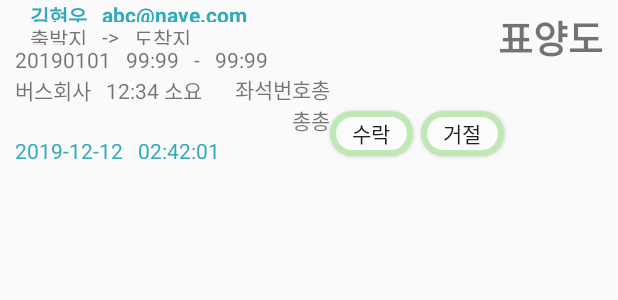
After one commit to SE13KJNBus/BusTicketingApplication, an Android app: the layout mailbox_mail_data.xml on its own in the app's theme, with its tools: preview values and no code run, on a phone screen of 412 x 824 dp. The commit adds this screen. Shown: the top 300 px of the screen. Run offline under Robolectric (Android 15) with nearby library versions, the phone set to English and light mode, and no system bars.

Commit message:
Wow~~ mailBoxgit add .!

```diff
--- a/BusTicketingAPP/app/src/main/AndroidManifest.xml
+++ b/BusTicketingAPP/app/src/main/AndroidManifest.xml
@@ -23,6 +23,7 @@
         <activity android:name=".Home.Home_Page" />
         <activity android:name=".Friend.FriendList" />
         <activity android:name=".Friend.Search_member" />
+        <activity android:name=".MailBox.MailList"/>
         <activity
             android:name=".LoginAndSignup.LoginMemberActivity"
             android:exported="true">
--- a/BusTicketingAPP/app/src/main/java/com/example/busticketingapp/Friend/Search_member.java
+++ b/BusTicketingAPP/app/src/main/java/com/example/busticketingapp/Friend/Search_member.java
@@ -29,7 +29,7 @@ public class Search_member extends AppCompatActivity {
     DatabaseReference mReference;
     String searchEmail = "";
     boolean found = false;
-    boolean already = false;
+    boolean update = true;
     Button addFriend;
 
     @Override
@@ -51,7 +51,7 @@ public class Search_member extends AppCompatActivity {
 
         long now = System.currentTimeMillis();
         Date date = new Date(now);
-        SimpleDateFormat sdfNow = new SimpleDateFormat("yyyyMMdd@HH:mm:ss");
+        SimpleDateFormat sdfNow = new SimpleDateFormat("yyyy-MM-dd@HH:mm:ss");
         String formatDate = sdfNow.format(date);
 
 
--- a/BusTicketingAPP/app/src/main/res/layout/home_page.xml
+++ b/BusTicketingAPP/app/src/main/res/layout/home_page.xml
@@ -109,7 +109,8 @@
         app:layout_constraintHorizontal_bias="0.95"
         app:layout_constraintStart_toStartOf="parent"
         app:layout_constraintTop_toTopOf="parent"
-        app:layout_constraintVertical_bias="0.023" />
+        app:layout_constraintVertical_bias="0.023"
+        android:onClick="gomailBox"/>
     <Button
         android:id="@+id/btn_friend"
         android:layout_width="86dp"
--- /dev/null
+++ b/BusTicketingAPP/app/src/main/res/layout/mailbox_mail_data.xml
@@ -0,0 +1,210 @@
+<?xml version="1.0" encoding="utf-8"?>
+    <RelativeLayout xmlns:android="http://schemas.android.com/apk/res/android"
+        android:orientation="horizontal"
+        android:layout_width="match_parent"
+        android:layout_height="110dp">
+
+        <LinearLayout
+            android:id="@+id/lay1"
+            android:layout_width="220dp"
+            android:layout_height="match_parent"
+            android:orientation="vertical">
+
+            <RelativeLayout
+                android:layout_width="match_parent"
+                android:layout_height="0dp"
+                android:layout_weight="60"
+                android:gravity="center_vertical"
+                android:paddingLeft="10dp"
+                android:textStyle="bold"
+                android:textColor="#33aabb">
+                <TextView
+                    android:id="@+id/senderName"
+                    android:layout_width="wrap_content"
+                    android:layout_height="wrap_content"
+                    android:text="김현우"
+                    android:gravity="center_vertical"
+                    android:paddingLeft="10dp"
+                    android:textStyle="bold"
+                    android:textColor="#33aabb"
+                    />
+
+                <TextView
+                    android:id="@+id/senderEmail"
+                    android:layout_width="wrap_content"
+                    android:layout_height="wrap_content"
+                    android:layout_toRightOf="@+id/senderName"
+                    android:gravity="center_vertical"
+                    android:paddingLeft="10dp"
+                    android:text="abc@nave.com"
+                    android:textColor="#33aabb"
+                    android:textStyle="bold" />
+
+            </RelativeLayout>
+
+            <RelativeLayout
+                android:layout_width="match_parent"
+                android:layout_height="0dp"
+                android:layout_weight="60"
+                android:gravity="center_vertical"
+                android:paddingLeft="10dp">
+                <TextView
+                    android:id="@+id/startPlace"
+                    android:layout_width="wrap_content"
+                    android:layout_height="wrap_content"
+                    android:text="출발지"
+                    android:layout_weight="60"
+                    android:gravity="center_vertical"
+                    android:paddingLeft="10dp"
+                    />
+                <TextView
+                    android:id="@+id/sp"
+                    android:layout_toRightOf="@+id/startPlace"
+                    android:layout_width="wrap_content"
+                    android:layout_height="wrap_content"
+                    android:text="->"
+                    android:gravity="center_vertical"
+                    android:paddingLeft="10dp"
+                    />
+                <TextView
+                    android:id="@+id/arrivePlace"
+                    android:layout_toRightOf="@+id/sp"
+                    android:layout_width="wrap_content"
+                    android:layout_height="wrap_content"
+                    android:text="도착지"
+                    android:layout_weight="60"
+                    android:gravity="center_vertical"
+                    android:paddingLeft="10dp"
+                    />
+            </RelativeLayout>
+
+            <RelativeLayout
+                android:layout_width="wrap_content"
+                android:layout_height="wrap_content"
+                android:gravity="center_vertical">
+
+                <TextView
+                    android:id="@+id/date"
+                    android:layout_width="wrap_content"
+                    android:layout_height="wrap_content"
+                    android:text="20190101"
+                    android:layout_weight="40"
+                    android:gravity="center_vertical"
+                    android:paddingLeft="10dp"
+                    />
+                <TextView
+                    android:id="@+id/startTime"
+                    android:layout_toRightOf="@+id/date"
+                    android:layout_width="wrap_content"
+                    android:layout_height="wrap_content"
+                    android:text="99:99"
+                    android:layout_weight="40"
+                    android:gravity="center_vertical"
+                    android:paddingLeft="10dp"
+                    />
+                <TextView
+                    android:id="@+id/t"
+                    android:layout_toRightOf="@+id/startTime"
+                    android:layout_width="wrap_content"
+                    android:layout_height="wrap_content"
+                    android:text="-"
+                    android:gravity="center_vertical"
+                    android:paddingLeft="10dp"
+                    />
+                <TextView
+                    android:id="@+id/endTime"
+                    android:layout_toRightOf="@+id/t"
+                    android:layout_width="wrap_content"
+                    android:layout_height="wrap_content"
+                    android:text="99:99"
+                    android:layout_weight="40"
+                    android:gravity="center_vertical"
+                    android:paddingLeft="10dp"
+                    />
+            </RelativeLayout>
+            <RelativeLayout
+                android:layout_width="wrap_content"
+                android:layout_height="wrap_content"
+                android:gravity="center_vertical">
+                <TextView
+                    android:id="@+id/company"
+                    android:layout_width="wrap_content"
+                    android:layout_height="wrap_content"
+                    android:text="버스회사"
+                    android:gravity="right"
+                    android:paddingLeft="10dp"/>
+
+                <TextView
+                    android:id="@+id/time"
+                    android:layout_toRightOf="@+id/company"
+                    android:layout_width="wrap_content"
+                    android:layout_height="wrap_content"
+                    android:text="12:34 소요"
+                    android:gravity="right"
+                    android:paddingLeft="10dp"/>
+
+                <TextView
+                    android:id="@+id/seatNum"
+                    android:layout_toRightOf="@+id/time"
+                    android:layout_width="wrap_content"
+                    android:layout_height="wrap_content"
+                    android:text="좌석번호총총총"
+                    android:gravity="right"
+                    android:paddingLeft="10dp"/>
+            </RelativeLayout>
+            <TextView
+                android:id="@+id/sendDate"
+                android:text="2019-12-12   02:42:01"
+                android:paddingLeft="10dp"
+            android:layout_width="wrap_content"
+            android:layout_height="wrap_content"
+            android:gravity="center_vertical"
+                android:textColor="#33aabb" />
+
+        </LinearLayout>
+
+    <TextView
+        android:id="@+id/message"
+        android:layout_toRightOf="@+id/lay1"
+        android:layout_width="wrap_content"
+        android:layout_height="wrap_content"
+       android:layout_alignParentRight="true"
+        android:gravity="right"
+        android:layout_marginRight="10dp"
+        android:layout_marginTop="5dp"
+        android:text="표양도"
+        android:textSize="25dp"
+        android:textStyle="bold" />
+
+    <Button
+            android:id="@+id/btn_accept"
+        android:layout_toRightOf="@+id/lay1"
+            android:layout_width="55dp"
+            android:layout_height="30dp"
+            android:layout_gravity="bottom"
+            android:layout_marginTop="30dp"
+            android:layout_marginBottom="2dp"
+            android:layout_below="@+id/message"
+            android:background="@drawable/button_background"
+            android:text="수락" />
+        <Button
+            android:id="@+id/btn_reject"
+            android:layout_width="55dp"
+            android:layout_height="30dp"
+            android:layout_gravity="bottom"
+            android:layout_marginTop="30dp"
+            android:layout_marginBottom="2dp"
+            android:layout_below="@+id/message"
+            android:layout_toRightOf="@+id/btn_accept"
+            android:layout_marginLeft="5dp"
+            android:background="@drawable/button_background"
+            android:text="거절" />
+
+        <View
+            android:layout_width="0dp"
+            android:layout_height="match_parent"
+            android:layout_weight="2"
+            />
+
+
+    </RelativeLayout>
```
Also changed, not shown: BusTicketingAPP/app/src/main/java/com/example/busticketingapp/Home/Home_Page.java (+8 -0 lines), BusTicketingAPP/app/src/main/java/com/example/busticketingapp/Home/TicketList.java (+4 -42 lines), BusTicketingAPP/app/src/main/java/com/example/busticketingapp/MailBox/MailAdapter.java (added, +127 -0 lines), BusTicketingAPP/app/src/main/java/com/example/busticketingapp/MailBox/MailData.java (added, +26 -0 lines), BusTicketingAPP/app/src/main/java/com/example/busticketingapp/MailBox/MailList.java (added, +169 -0 lines), BusTicketingAPP/app/src/main/res/layout/mailbox_friend.xml (added, +102 -0 lines), BusTicketingAPP/app/src/main/res/layout/mailbox_mail_list.xml (added, +30 -0 lines).
